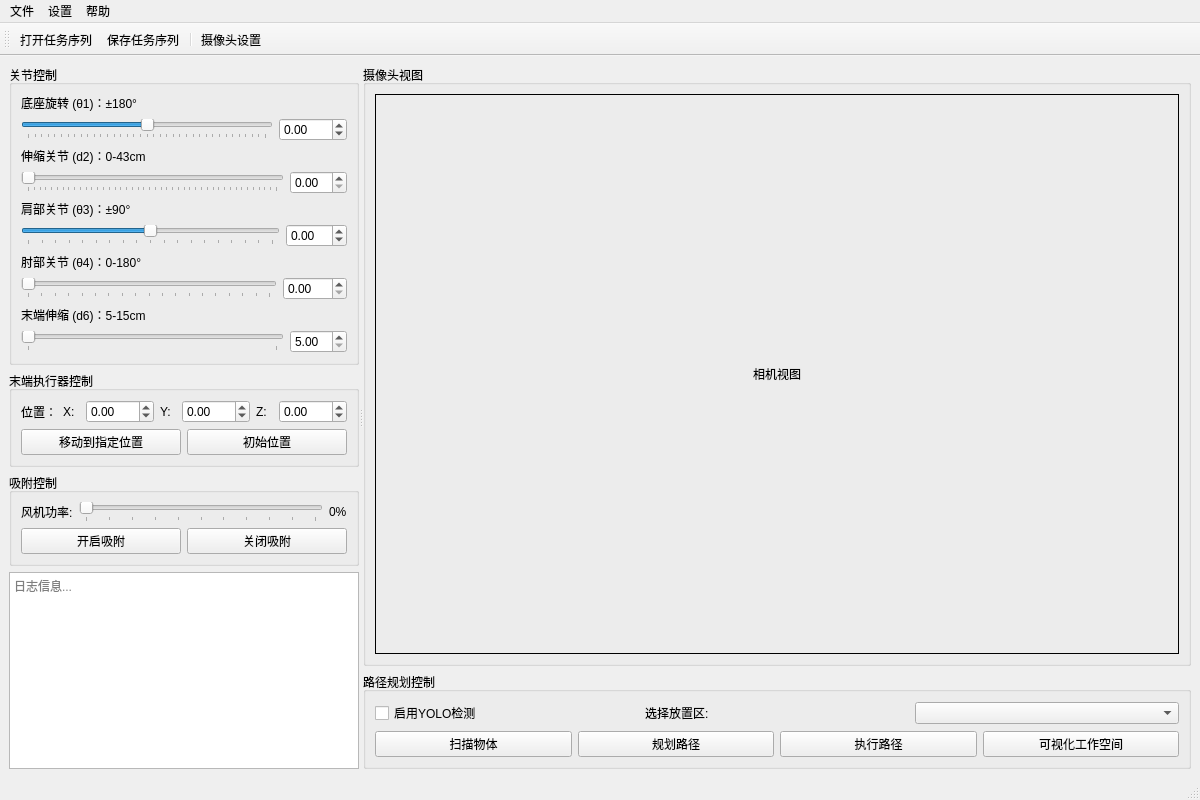
Above: src/arm_gui/ui/arm_control_main.ui from jfy9606/rosarm before the change. Below: the same form after it.
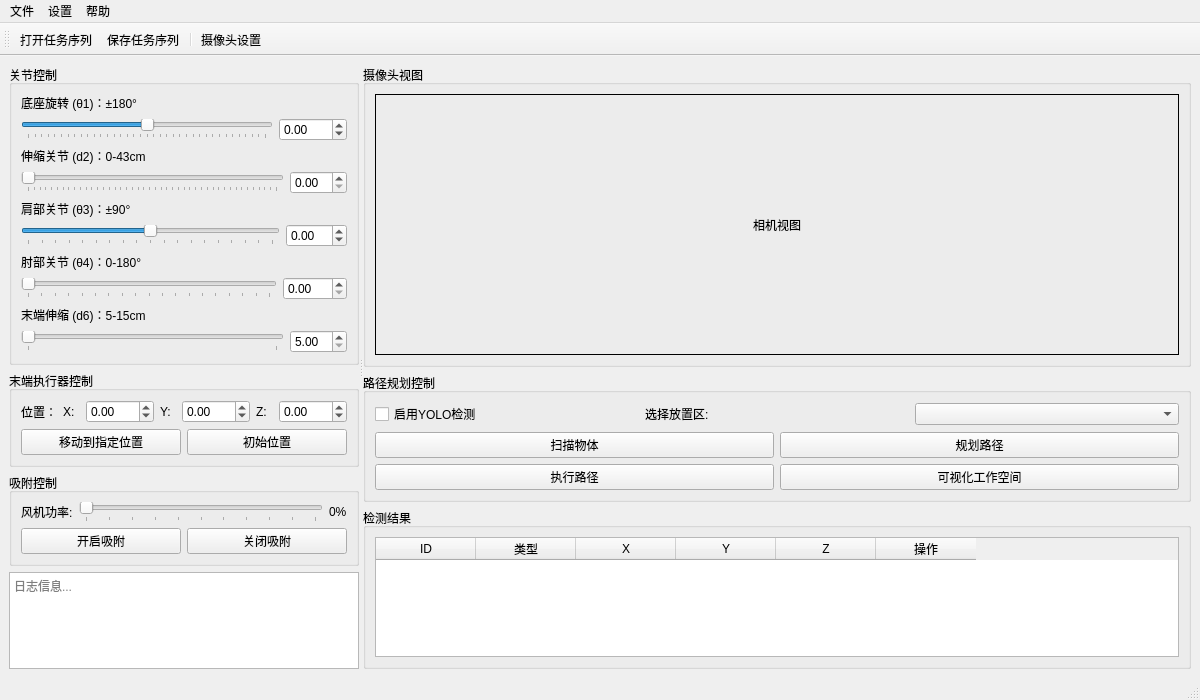
That is the form after the change.

```diff
--- a/src/arm_gui/ui/arm_control_main.ui
+++ b/src/arm_gui/ui/arm_control_main.ui
@@ -7,7 +7,7 @@
     <x>0</x>
     <y>0</y>
     <width>1200</width>
-    <height>800</height>
+    <height>700</height>
    </rect>
   </property>
   <property name="windowTitle">
@@ -417,8 +417,14 @@
                 </property>
                 <property name="minimumSize">
                   <size>
-                    <width>640</width>
-                    <height>400</height>
+                    <width>480</width>
+                    <height>240</height>
+                  </size>
+                </property>
+                <property name="maximumSize">
+                  <size>
+                    <width>16777215</width>
+                    <height>320</height>
                   </size>
                 </property>
                 <property name="frameShape">
@@ -470,29 +476,29 @@
               </layout>
             </item>
             <item>
-              <layout class="QHBoxLayout" name="horizontalLayout_13">
-                <item>
+              <layout class="QGridLayout" name="gridLayout">
+                <item row="0" column="0">
                   <widget class="QPushButton" name="scanObjectsButton">
                     <property name="text">
                       <string>扫描物体</string>
                     </property>
                   </widget>
                 </item>
-                <item>
+                <item row="0" column="1">
                   <widget class="QPushButton" name="planPathButton">
                     <property name="text">
                       <string>规划路径</string>
                     </property>
                   </widget>
                 </item>
-                <item>
+                <item row="1" column="0">
                   <widget class="QPushButton" name="executePathButton">
                     <property name="text">
                       <string>执行路径</string>
                     </property>
                   </widget>
                 </item>
-                <item>
+                <item row="1" column="1">
                   <widget class="QPushButton" name="visualizeWorkspaceButton">
                     <property name="text">
                       <string>可视化工作空间</string>
@@ -504,6 +510,73 @@
           </layout>
          </widget>
         </item>
+        <item>
+         <widget class="QGroupBox" name="detectionResultsGroup">
+          <property name="title">
+           <string>检测结果</string>
+          </property>
+          <property name="sizePolicy">
+           <sizepolicy hsizetype="Preferred" vsizetype="Minimum">
+            <horstretch>0</horstretch>
+            <verstretch>0</verstretch>
+           </sizepolicy>
+          </property>
+          <layout class="QVBoxLayout" name="verticalLayout_10">
+           <item>
+            <widget class="QTableWidget" name="detectionsTable">
+             <property name="sizePolicy">
+              <sizepolicy hsizetype="Expanding" vsizetype="Minimum">
+               <horstretch>0</horstretch>
+               <verstretch>0</verstretch>
+              </sizepolicy>
+             </property>
+             <property name="minimumSize">
+              <size>
+               <width>0</width>
+               <height>100</height>
+              </size>
+             </property>
+             <property name="maximumSize">
+              <size>
+               <width>16777215</width>
+               <height>120</height>
+              </size>
+             </property>
+             <column>
+              <property name="text">
+               <string>ID</string>
+              </property>
+             </column>
+             <column>
+              <property name="text">
+               <string>类型</string>
+              </property>
+             </column>
+             <column>
+              <property name="text">
+               <string>X</string>
+              </property>
+             </column>
+             <column>
+              <property name="text">
+               <string>Y</string>
+              </property>
+             </column>
+             <column>
+              <property name="text">
+               <string>Z</string>
+              </property>
+             </column>
+             <column>
+              <property name="text">
+               <string>操作</string>
+              </property>
+             </column>
+            </widget>
+           </item>
+          </layout>
+         </widget>
+        </item>
        </layout>
       </widget>
      </widget>
```
